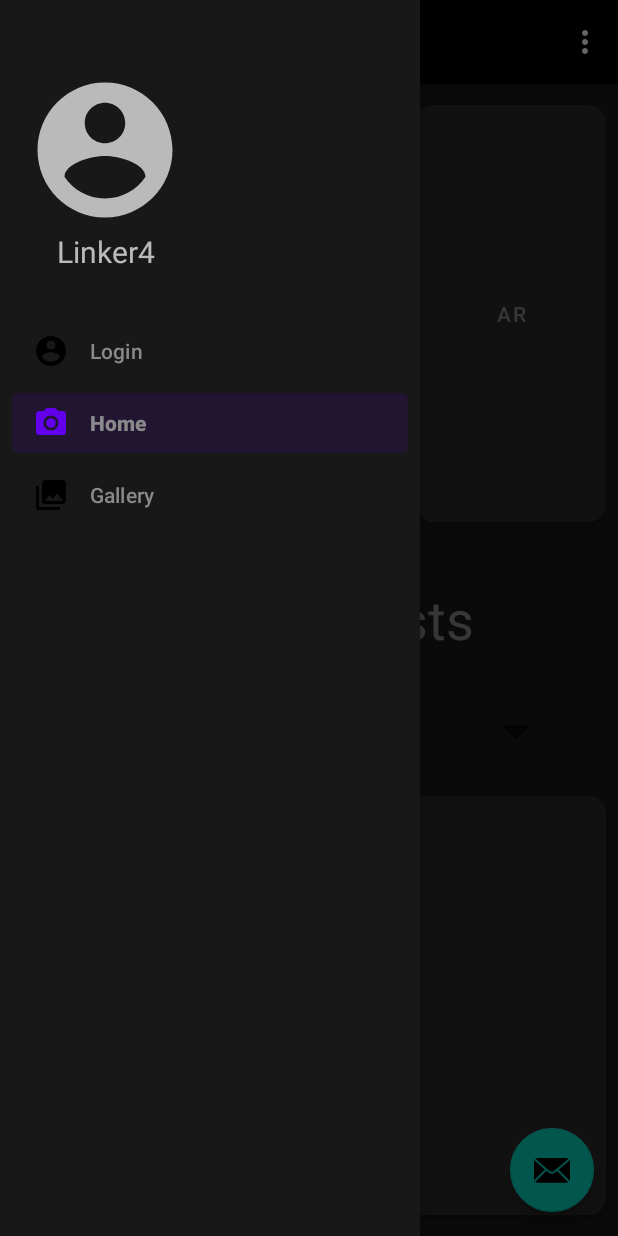
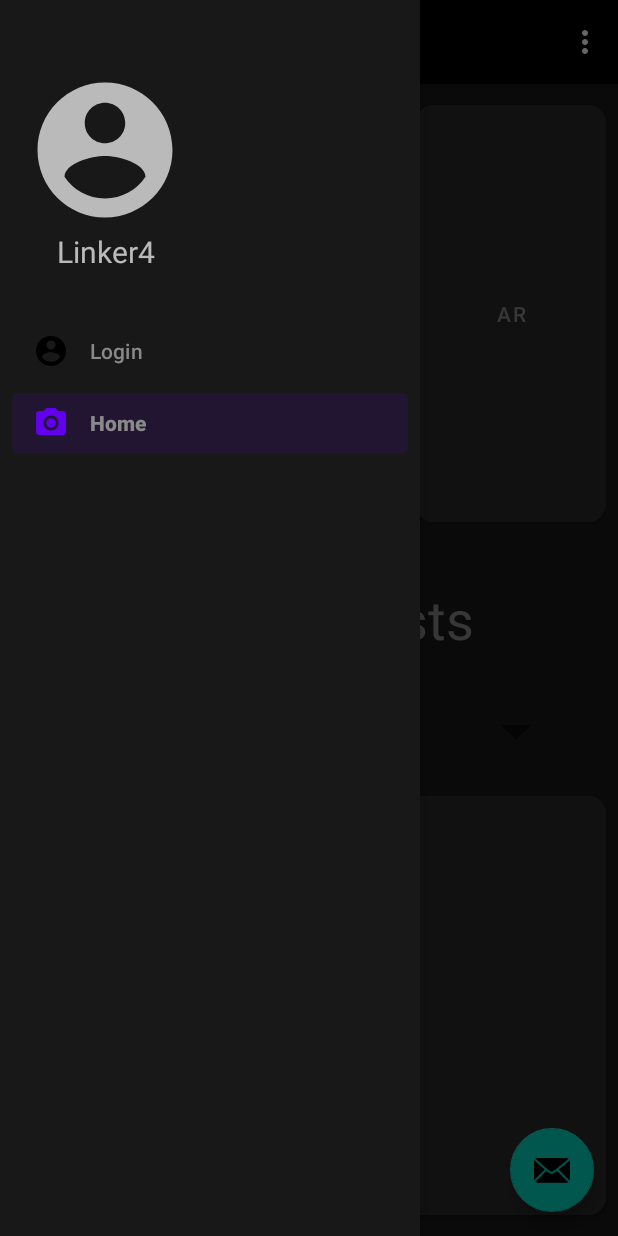
Before and after one commit to domster704/itSchoolSamsung-neuroLand, an Android app: the screen it shows after launch (MenuActivity), with the side drawer open, on a phone screen of 412 x 824 dp. Run offline under Robolectric (Android 15) with nearby library versions, the phone set to English and light mode, and no system bars; our stand-ins replace navigation-ui.

Commit message:
delete useless GalleryFragment

```diff
--- a/app/src/main/java/ru/gisupov/neuroland/main_ui/MenuActivity.java
+++ b/app/src/main/java/ru/gisupov/neuroland/main_ui/MenuActivity.java
@@ -40,7 +40,7 @@ public class MenuActivity extends AppCompatActivity {
         // Passing each menu ID as a set of Ids because each
         // menu should be considered as top level destinations.
         mAppBarConfiguration = new AppBarConfiguration.Builder(
-                R.id.nav_home, R.id.nav_gallery, R.id.nav_login)
+                R.id.nav_home, R.id.nav_login)
                 .setDrawerLayout(drawer)
                 .build();
         NavController navController = Navigation.findNavController(this, R.id.nav_host_fragment);
--- a/app/src/main/res/menu/activity_main_drawer.xml
+++ b/app/src/main/res/menu/activity_main_drawer.xml
@@ -12,9 +12,5 @@
             android:id="@+id/nav_home"
             android:icon="@drawable/ic_menu_camera"
             android:title="@string/menu_home" />
-        <item
-            android:id="@+id/nav_gallery"
-            android:icon="@drawable/ic_menu_gallery"
-            android:title="@string/menu_gallery" />
     </group>
 </menu>
```
